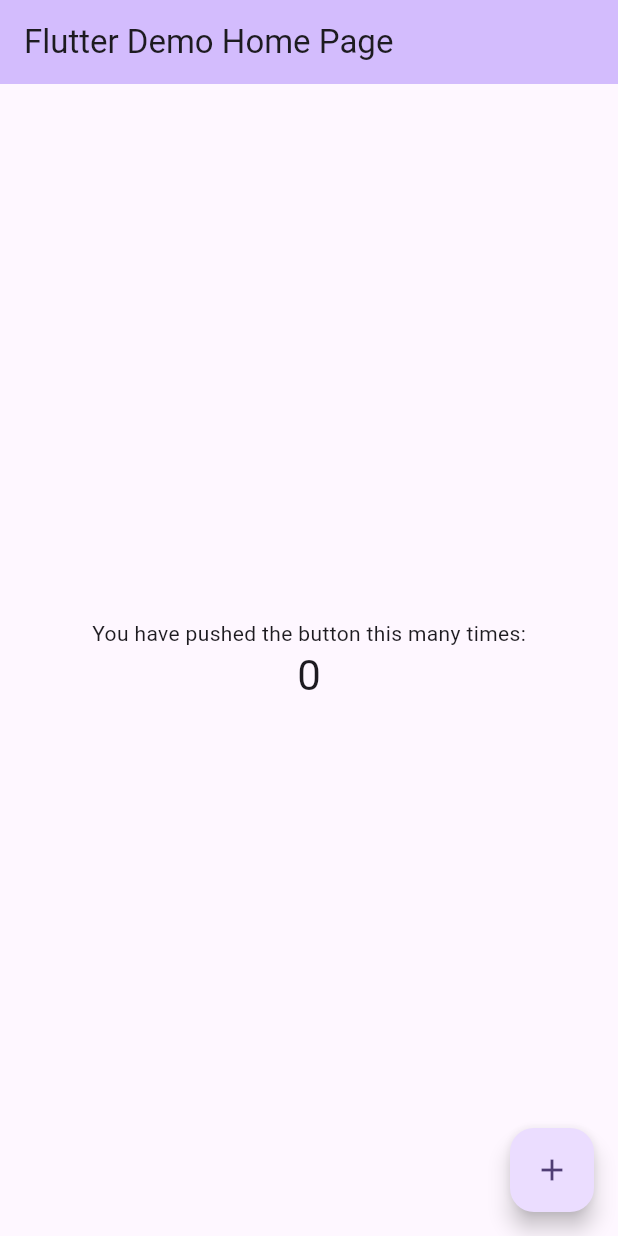
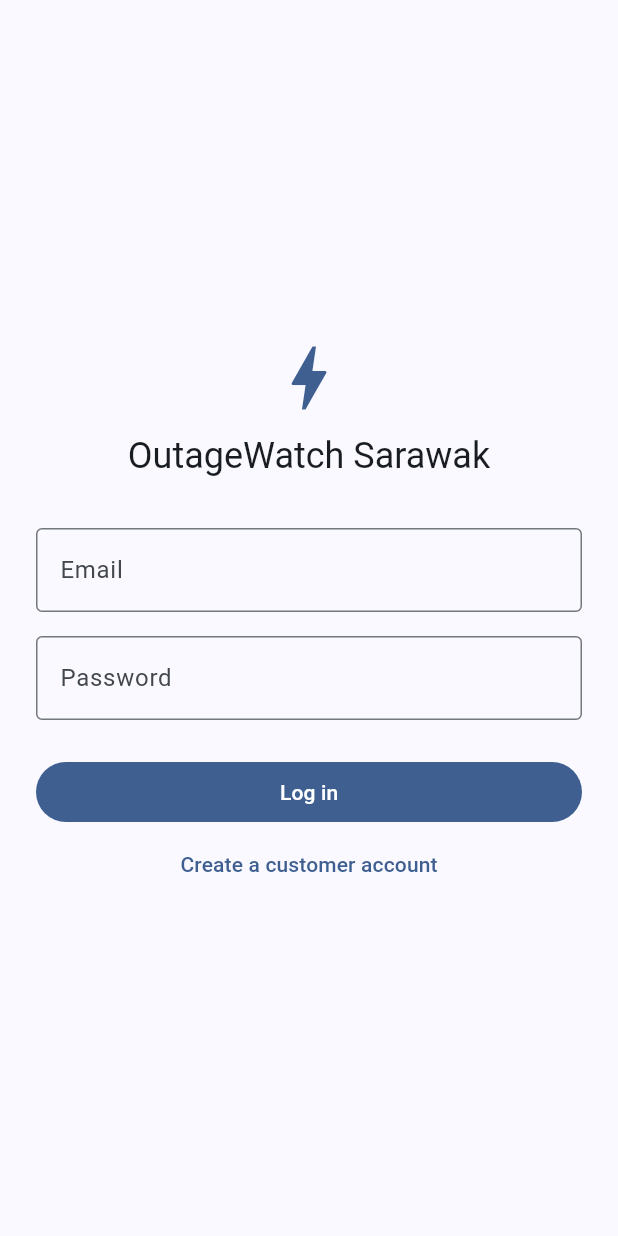
Before and after one commit to 104106/TMA3084_G02_T24_OutageWatchSarawak, a Flutter app: the screen it shows after launch, on a phone screen of 412 x 824 dp. Run offline on Flutter 3.47's test engine with Material 3 defaults, Android fonts, the phone set to English and light mode, and no system bars; our stand-ins replace cloud_firestore, firebase_auth, firebase_core, material_ui; accounts and stored records are empty.

Commit message:
FR-01 FR-02 FR-03 user management (#1 #2 #3)

```diff
--- a/analysis_options.yaml
+++ b/analysis_options.yaml
@@ -13,6 +13,11 @@ analyzer:
   exclude:
     - build/**
     - android/**
+    - ios/**
+    - web/**
+    - windows/**
+    - macos/**
+    - linux/**
 
 linter:
   # The lint rules applied to this project can be customized in the
--- /dev/null
+++ b/devtools_options.yaml
@@ -0,0 +1,3 @@
+description: This file stores settings for Dart & Flutter DevTools.
+documentation: https://docs.flutter.dev/tools/devtools/extensions#configure-extension-enablement-states
+extensions:
--- a/lib/main.dart
+++ b/lib/main.dart
@@ -1,122 +1,30 @@
+import 'package:firebase_core/firebase_core.dart';
 import 'package:material_ui/material_ui.dart';
+import 'package:provider/provider.dart';
+import 'firebase_options.dart';
+import 'providers/auth_provider.dart';
+import 'screens/auth_gate.dart';
 
-void main() {
-  runApp(const MyApp());
+void main() async {
+  WidgetsFlutterBinding.ensureInitialized();
+  await Firebase.initializeApp(
+      options: DefaultFirebaseOptions.currentPlatform);
+  runApp(ChangeNotifierProvider(
+    create: (_) => AuthProvider(),
+    child: const MyApp(),
+  ));
 }
 
 class MyApp extends StatelessWidget {
   const MyApp({super.key});
-
-  // This widget is the root of your application.
   @override
-  Widget build(BuildContext context) {
-    return MaterialApp(
-      title: 'Flutter Demo',
-      theme: ThemeData(
-        // This is the theme of your application.
-        //
-        // TRY THIS: Try running your application with "flutter run". You'll see
-        // the application has a purple toolbar. Then, without quitting the app,
-        // try changing the seedColor in the colorScheme below to Colors.green
-        // and then invoke "hot reload" (save your changes or press the "hot
-        // reload" button in a Flutter-supported IDE, or press "r" if you used
-        // the command line to start the app).
-        //
-        // Notice that the counter didn't reset back to zero; the application
-        // state is not lost during the reload. To reset the state, use hot
-        // restart instead.
-        //
-        // This works for code too, not just values: Most code changes can be
-        // tested with just a hot reload.
-        colorScheme: .fromSeed(seedColor: Colors.deepPurple),
-      ),
-      home: const MyHomePage(title: 'Flutter Demo Home Page'),
-    );
-  }
+  Widget build(BuildContext context) => MaterialApp(
+        title: 'OutageWatch Sarawak',
+        theme: ThemeData(
+          useMaterial3: true,
+          colorScheme:
+              ColorScheme.fromSeed(seedColor: const Color(0xFF1F3A5F)),
+        ),
+        home: const AuthGate(),
+      );
 }
-
-class MyHomePage extends StatefulWidget {
-  const MyHomePage({super.key, required this.title});
-
-  // This widget is the home page of your application. It is stateful, meaning
-  // that it has a State object (defined below) that contains fields that affect
-  // how it looks.
-
-  // This class is the configuration for the state. It holds the values (in this
-  // case the title) provided by the parent (in this case the App widget) and
-  // used by the build method of the State. Fields in a Widget subclass are
-  // always marked "final".
-
-  final String title;
-
-  @override
-  State<MyHomePage> createState() => _MyHomePageState();
-}
-
-class _MyHomePageState extends State<MyHomePage> {
-  int _counter = 0;
-
-  void _incrementCounter() {
-    setState(() {
-      // This call to setState tells the Flutter framework that something has
-      // changed in this State, which causes it to rerun the build method below
-      // so that the display can reflect the updated values. If we changed
-      // _counter without calling setState(), then the build method would not be
-      // called again, and so nothing would appear to happen.
-      _counter++;
-    });
-  }
-
-  @override
-  Widget build(BuildContext context) {
-    // This method is rerun every time setState is called, for instance as done
-    // by the _incrementCounter method above.
-    //
-    // The Flutter framework has been optimized to make rerunning build methods
-    // fast, so that you can just rebuild anything that needs updating rather
-    // than having to individually change instances of widgets.
-    return Scaffold(
-      appBar: AppBar(
-        // TRY THIS: Try changing the color here to a specific color (to
-        // Colors.amber, perhaps?) and trigger a hot reload to see the AppBar
-        // change color while the other colors stay the same.
-        backgroundColor: Theme.of(context).colorScheme.inversePrimary,
-        // Here we take the value from the MyHomePage object that was created by
-        // the App.build method, and use it to set our appbar title.
-        title: Text(widget.title),
-      ),
-      body: Center(
-        // Center is a layout widget. It takes a single child and positions it
-        // in the middle of the parent.
-        child: Column(
-          // Column is also a layout widget. It takes a list of children and
-          // arranges them vertically. By default, it sizes itself to fit its
-          // children horizontally, and tries to be as tall as its parent.
-          //
-          // Column has various properties to control how it sizes itself and
-          // how it positions its children. Here we use mainAxisAlignment to
-          // center the children vertically; the main axis here is the vertical
-          // axis because Columns are vertical (the cross axis would be
-          // horizontal).
-          //
-          // TRY THIS: Invoke "debug painting" (choose the "Toggle Debug Paint"
-          // action in the IDE, or press "p" in the console), to see the
-          // wireframe for each widget.
-          mainAxisAlignment: .center,
-          children: [
-            const Text('You have pushed the button this many times:'),
-            Text(
-              '$_counter',
-              style: Theme.of(context).textTheme.headlineMedium,
-            ),
-          ],
-        ),
-      ),
-      floatingActionButton: FloatingActionButton(
-        onPressed: _incrementCounter,
-        tooltip: 'Increment',
-        child: const Icon(Icons.add),
-      ),
-    );
-  }
-}
--- /dev/null
+++ b/lib/models/app_user.dart
@@ -0,0 +1,22 @@
+class AppUser {
+  final String uid, name, email, phone, role;
+  final bool isActive;
+
+  const AppUser({
+    required this.uid,
+    required this.name,
+    required this.email,
+    required this.phone,
+    required this.role,
+    required this.isActive,
+  });
+
+  factory AppUser.fromMap(String uid, Map<String, dynamic> m) => AppUser(
+        uid: uid,
+        name: m['name'] ?? '',
+        email: m['email'] ?? '',
+        phone: m['phone'] ?? '',
+        role: m['role'] ?? 'customer',
+        isActive: m['isActive'] ?? true,
+      );
+}
--- /dev/null
+++ b/lib/providers/auth_provider.dart
@@ -0,0 +1,146 @@
+import 'dart:async';
+import 'package:cloud_firestore/cloud_firestore.dart';
+import 'package:firebase_auth/firebase_auth.dart';
+import 'package:flutter/foundation.dart';
+import '../models/app_user.dart';
+
+class AuthProvider extends ChangeNotifier {
+  final _auth = FirebaseAuth.instance;
+  final _db = FirebaseFirestore.instance;
+
+  AppUser? user;
+  bool loading = true; // true until the saved session has been checked
+  bool _manual = false; // register/login load the profile themselves
+  StreamSubscription<User?>? _sub;
+
+  AuthProvider() {
+    _sub = _auth.authStateChanges().listen((u) async {
+      if (u == null) {
+        user = null;
+        loading = false;
+        notifyListeners();
+      } else if (!_manual) {
+        await _loadProfile(u.uid); // restores session on app start
+        loading = false;
+        notifyListeners();
+      }
+    });
+  }
+
+  /// Returns an error message, or null on success.
+  Future<String?> _loadProfile(String uid) async {
+    try {
+      final doc = await _db.collection('users').doc(uid).get();
+      if (!doc.exists) {
+        await _auth.signOut();
+        return 'Profile not found.';
+      }
+      final p = AppUser.fromMap(uid, doc.data()!);
+      if (!p.isActive) {
+        await _auth.signOut();
+        return 'Your account is inactive. Contact an admin.';
+      }
+      user = p;
+      loading = false;
+      notifyListeners();
+      return null;
+    } catch (_) {
+      return 'Could not load your profile. Try again.';
+    }
+  }
+
+  // FR-01
+  Future<String?> register({
+    required String name,
+    required String phone,
+    required String email,
+    required String password,
+  }) async {
+    _manual = true;
+    try {
+      final cred = await _auth.createUserWithEmailAndPassword(
+          email: email.trim(), password: password);
+      await _db.collection('users').doc(cred.user!.uid).set({
+        'name': name.trim(),
+        'phone': phone.trim(),
+        'email': email.trim(),
+        'role': 'customer', // BR-01: self-registered users are customers
+        'isActive': true,
+        'createdAt': FieldValue.serverTimestamp(),
+      });
+      return await _loadProfile(cred.user!.uid);
+    } on FirebaseAuthException catch (e) {
+      return _msg(e.code);
+    } catch (_) {
+      return 'Could not register. Check your connection and try again.';
+    } finally {
+      _manual = false;
+    }
+  }
+
+  // FR-02
+  Future<String?> login(String email, String password) async {
+    _manual = true;
+    try {
+      final cred = await _auth.signInWithEmailAndPassword(
+          email: email.trim(), password: password);
+      return await _loadProfile(cred.user!.uid);
+    } on FirebaseAuthException catch (e) {
+      return _msg(e.code);
+    } catch (_) {
+      return 'Could not log in. Check your connection and try again.';
+    } finally {
+      _manual = false;
+    }
+  }
+
+  // FR-03
+  Future<String?> updateProfile(
+      {required String name, required String phone}) async {
+    try {
+      await _db
+          .collection('users')
+          .doc(user!.uid)
+          .update({'name': name.trim(), 'phone': phone.trim()});
+      user = AppUser(
+        uid: user!.uid,
+        name: name.trim(),
+        email: user!.email,
+        phone: phone.trim(),
+        role: user!.role,
+        isActive: user!.isActive,
+      );
+      notifyListeners();
+      return null;
+    } catch (_) {
+      return 'Could not save, try again.';
+    }
+  }
+
+  Future<void> logout() => _auth.signOut();
+
+  String _msg(String code) {
+    switch (code) {
+      case 'email-already-in-use':
+        return 'Email already registered.';
+      case 'weak-password':
+        return 'Password must be at least 8 characters.';
+      case 'invalid-email':
+        return 'Enter a valid email address.';
+      case 'user-not-found':
+      case 'wrong-password':
+      case 'invalid-credential':
+        return 'Invalid email or password.';
+      case 'network-request-failed':
+        return 'No internet connection.';
+      default:
+        return 'Something went wrong ($code).';
+    }
+  }
+
+  @override
+  void dispose() {
+    _sub?.cancel();
+    super.dispose();
+  }
+}
--- /dev/null
+++ b/lib/screens/auth_gate.dart
@@ -0,0 +1,47 @@
+import 'package:material_ui/material_ui.dart';
+import 'package:provider/provider.dart';
+import '../providers/auth_provider.dart';
+import 'login_screen.dart';
+import 'profile_screen.dart';
+
+class AuthGate extends StatelessWidget {
+  const AuthGate({super.key});
+
+  @override
+  Widget build(BuildContext context) {
+    final auth = context.watch<AuthProvider>();
+    if (auth.loading) {
+      return const Scaffold(body: Center(child: CircularProgressIndicator()));
+    }
+    final u = auth.user;
+    if (u == null) return const LoginScreen();
+
+    switch (u.role) {
+      case 'admin':
+        return const _Stub('Admin dashboard (UI-06)'); // TODO Fabian
+      case 'technician':
+        return const _Stub('Assigned jobs (UI-08)'); // TODO Fabian
+      default:
+        return const _Stub('Customer home (UI-02)'); // TODO Maccoy
+    }
+  }
+}
+
+/// Placeholder until teammates' screens are merged. Replace with their widget.
+class _Stub extends StatelessWidget {
+  final String title;
+  const _Stub(this.title);
+
+  @override
+  Widget build(BuildContext context) => Scaffold(
+        appBar: AppBar(title: Text(title), actions: [
+          IconButton(
+            icon: const Icon(Icons.person),
+            tooltip: 'Profile',
+            onPressed: () => Navigator.push(context,
+                MaterialPageRoute(builder: (_) => const ProfileScreen())),
+          ),
+        ]),
+        body: Center(child: Text(title)),
+      );
+}
--- /dev/null
+++ b/lib/screens/login_screen.dart
@@ -0,0 +1,107 @@
+import 'package:material_ui/material_ui.dart';
+import 'package:provider/provider.dart';
+import '../providers/auth_provider.dart';
+import '../widgets/app_field.dart';
+import 'register_screen.dart';
+
+class LoginScreen extends StatefulWidget {
+  const LoginScreen({super.key});
+  @override
+  State<LoginScreen> createState() => _LoginScreenState();
+}
+
+class _LoginScreenState extends State<LoginScreen> {
+  final _form = GlobalKey<FormState>();
+  final _email = TextEditingController();
+  final _password = TextEditingController();
+  bool _loading = false;
+  String? _error;
+
+  Future<void> _submit() async {
+    if (!_form.currentState!.validate()) return;
+    setState(() {
+      _loading = true;
+      _error = null;
+    });
+    final err = await context
+        .read<AuthProvider>()
+        .login(_email.text, _password.text);
+    if (!mounted) return; // on success AuthGate replaces this screen
+    setState(() {
+      _loading = false;
+      _error = err;
+    });
+  }
+
+  @override
+  void dispose() {
+    _email.dispose();
+    _password.dispose();
+    super.dispose();
+  }
+
+  @override
+  Widget build(BuildContext context) {
+    final cs = Theme.of(context).colorScheme;
+    return Scaffold(
+      body: SafeArea(
+        child: Center(
+          child: SingleChildScrollView(
+            padding: const EdgeInsets.all(24),
+            child: Form(
+              key: _form,
+              child: Column(
+                crossAxisAlignment: CrossAxisAlignment.stretch,
+                children: [
+                  Icon(Icons.bolt, size: 56, color: cs.primary),
+                  const SizedBox(height: 8),
+                  Text('OutageWatch Sarawak',
+                      textAlign: TextAlign.center,
+                      style: Theme.of(context).textTheme.headlineSmall),
+                  const SizedBox(height: 32),
+                  AppField(
+                    controller: _email,
+                    label: 'Email',
+                    type: TextInputType.emailAddress,
+                    validator: (v) => (v == null || !v.contains('@'))
+                        ? 'Enter a valid email'
+                        : null,
+                  ),
+                  const SizedBox(height: 16),
+                  AppField(
+                    controller: _password,
+                    label: 'Password',
+                    obscure: true,
+                    validator: (v) =>
+                        (v == null || v.isEmpty) ? 'Enter your password' : null,
+                  ),
+                  if (_error != null) ...[
+                    const SizedBox(height: 12),
+                    Text(_error!, style: TextStyle(color: cs.error)),
+                  ],
+                  const SizedBox(height: 24),
+                  FilledButton(
+                    onPressed: _loading ? null : _submit,
+                    child: _loading
+                        ? const SizedBox(
+                            height: 20,
+                            width: 20,
+                            child: CircularProgressIndicator(strokeWidth: 2))
+                        : const Text('Log in'),
+                  ),
+                  TextButton(
+                    onPressed: () => Navigator.push(
+                        context,
+                        MaterialPageRoute(
+                            builder: (_) => const RegisterScreen())),
+                    child: const Text('Create a customer account'),
+                  ),
+                ],
+              ),
+            ),
+          ),
+        ),
+      ),
+    );
+  }
+}
--- /dev/null
+++ b/lib/widgets/app_field.dart
@@ -0,0 +1,31 @@
+import 'package:material_ui/material_ui.dart';
+
+class AppField extends StatelessWidget {
+  final TextEditingController controller;
+  final String label;
+  final bool obscure;
+  final bool enabled;
+  final TextInputType? type;
+  final String? Function(String?)? validator;
+
+  const AppField({
+    super.key,
+    required this.controller,
+    required this.label,
+    this.obscure = false,
+    this.enabled = true,
+    this.type,
+    this.validator,
+  });
+
+  @override
+  Widget build(BuildContext context) => TextFormField(
+        controller: controller,
+        obscureText: obscure,
+        enabled: enabled,
+        keyboardType: type,
+        validator: validator,
+        decoration: InputDecoration(
+            labelText: label, border: const OutlineInputBorder()),
+      );
+}
```
Also changed, not shown: lib/screens/profile_screen.dart (added, +103 -0 lines), lib/screens/register_screen.dart (added, +122 -0 lines), 100 other files.
